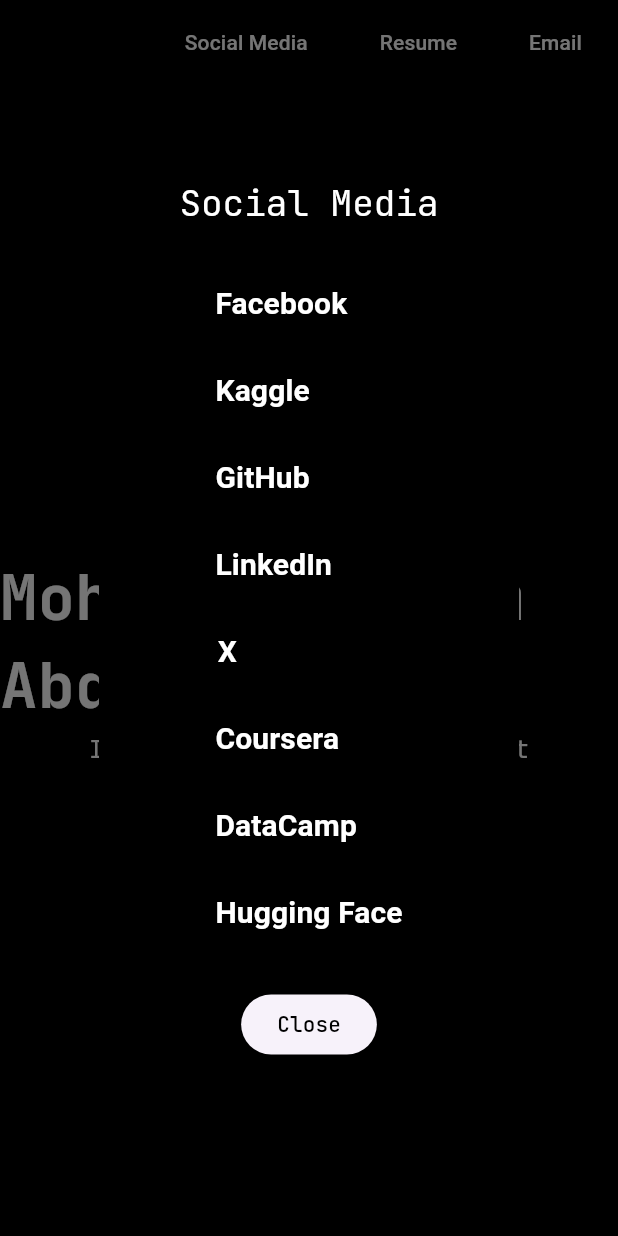
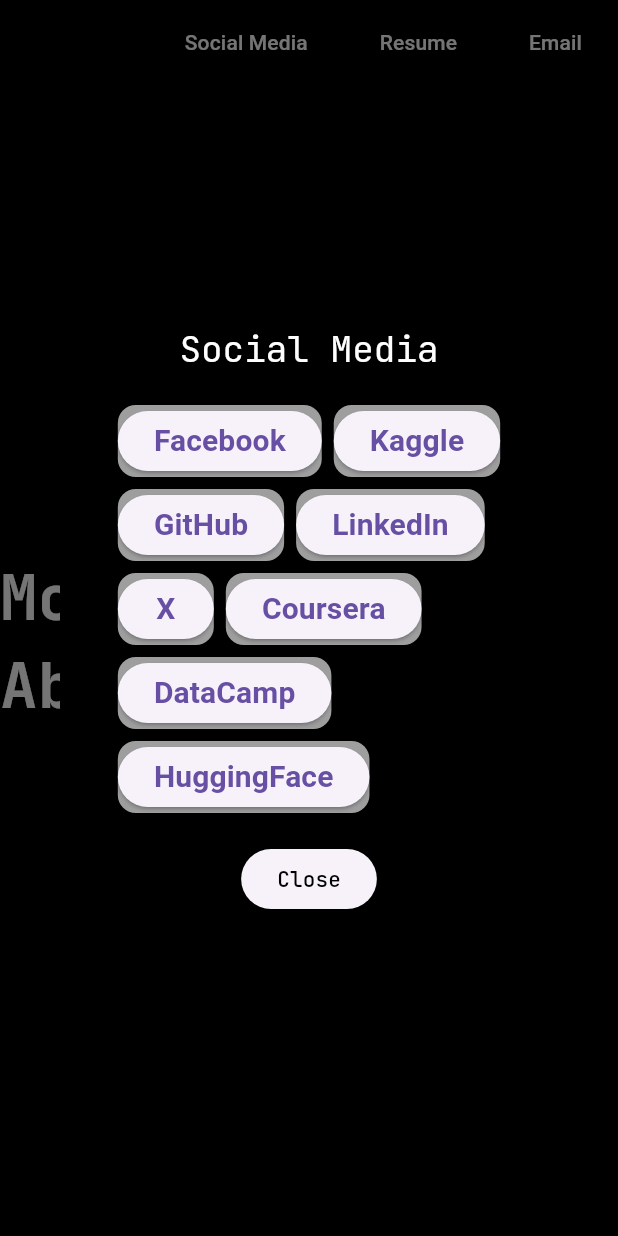
Before and after one commit to MH0386/MH0386.github.io, a Flutter app: the screen it shows after launch, after a tap on "Social Media", on a phone screen of 412 x 824 dp. Run offline on Flutter 3.47's test engine with Material 3 defaults, Android fonts, the light colour scheme and no system bars; drawn by our look-alikes of flutter_animate; our stand-ins replace font_awesome_flutter, get, google_fonts; missing offline and left inert: syncfusion_flutter_pdfviewer.

Commit message:
change effect

```diff
--- a/lib/Pages/home.dart
+++ b/lib/Pages/home.dart
@@ -1,10 +1,10 @@
+import 'package:flutter/material.dart';
+import 'package:flutter_animate/flutter_animate.dart';
+import 'package:get/get.dart';
+import 'package:google_fonts/google_fonts.dart';
 import 'package:mh0386/Pages/resume.dart';
 import 'package:mh0386/controller.dart';
-import 'package:flutter/material.dart';
-import 'package:get/get.dart';
-import 'package:google_fonts/google_fonts.dart';
 import 'package:url_launcher/link.dart';
-import 'package:flutter_animate/flutter_animate.dart';
 
 class Home extends StatelessWidget {
   const Home({super.key});
@@ -30,7 +30,7 @@
                 title: textController.socialMediaTitle.value,
                 titlePadding: const EdgeInsets.all(10),
                 content: Wrap(
-                  direction: Axis.vertical,
+                  // direction: Axis.vertical,
                   children: [
                     const SizedBox(height: 10),
                     Link(
@@ -38,11 +38,9 @@
                       uri: Uri.parse(
                         'https://www.facebook.com/Mohamed.Hisham.Abdelzaher',
                       ),
-                      builder: (context, followLink) => ElevatedButton(
-                        style: ElevatedButton.styleFrom(
-                          foregroundColor: Colors.white,
-                          backgroundColor: Colors.black,
-                        ),
+                      builder: (context, followLink) => Card(
+                        color: Colors.grey,
+                        child: ElevatedButton(
                           onPressed: followLink,
                           child: const Text(
                             'Facebook',
@@ -53,17 +51,16 @@
                           ),
                         ),
                       ),
+                    ),
                     const SizedBox(height: 10),
                     Link(
                       target: LinkTarget.blank,
                       uri: Uri.parse(
                         'https://www.Kaggle.com/MH0386',
                       ),
-                      builder: (context, followLink) => ElevatedButton(
-                        style: ElevatedButton.styleFrom(
-                          foregroundColor: Colors.white,
-                          backgroundColor: Colors.black,
-                        ),
+                      builder: (context, followLink) => Card(
+                        color: Colors.grey,
+                        child: ElevatedButton(
                           onPressed: followLink,
                           child: const Text(
                             'Kaggle',
@@ -74,17 +71,16 @@
                           ),
                         ),
                       ),
+                    ),
                     const SizedBox(height: 10),
                     Link(
                       target: LinkTarget.blank,
                       uri: Uri.parse(
                         'https://www.GitHub.com/MH0386',
                       ),
-                      builder: (context, followLink) => ElevatedButton(
-                        style: ElevatedButton.styleFrom(
-                          foregroundColor: Colors.white,
-                          backgroundColor: Colors.black,
-                        ),
+                      builder: (context, followLink) => Card(
+                        color: Colors.grey,
+                        child: ElevatedButton(
                           onPressed: followLink,
                           child: const Text(
                             'GitHub',
@@ -95,17 +91,16 @@
                           ),
                         ),
                       ),
+                    ),
                     const SizedBox(height: 10),
                     Link(
                       target: LinkTarget.blank,
                       uri: Uri.parse(
                         'https://www.LinkedIn.com/in/MH0386',
                       ),
-                      builder: (context, followLink) => ElevatedButton(
-                        style: ElevatedButton.styleFrom(
-                          foregroundColor: Colors.white,
-                          backgroundColor: Colors.black,
-                        ),
+                      builder: (context, followLink) => Card(
+                        color: Colors.grey,
+                        child: ElevatedButton(
                           onPressed: followLink,
                           child: const Text(
                             'LinkedIn',
@@ -116,17 +111,16 @@
                           ),
                         ),
                       ),
+                    ),
                     const SizedBox(height: 10),
                     Link(
                       target: LinkTarget.blank,
                       uri: Uri.parse(
                         'https://www.x.com/MH0386',
                       ),
-                      builder: (context, followLink) => ElevatedButton(
-                        style: ElevatedButton.styleFrom(
-                          foregroundColor: Colors.white,
-                          backgroundColor: Colors.black,
-                        ),
+                      builder: (context, followLink) => Card(
+                        color: Colors.grey,
+                        child: ElevatedButton(
                           onPressed: followLink,
                           child: const Text(
                             'X',
@@ -137,17 +131,16 @@
                           ),
                         ),
                       ),
+                    ),
                     const SizedBox(height: 10),
                     Link(
                       target: LinkTarget.blank,
                       uri: Uri.parse(
                         'https://www.Coursera.org/user/985b071f3a43961f7fc46f8061c7377e',
                       ),
-                      builder: (context, followLink) => ElevatedButton(
-                        style: ElevatedButton.styleFrom(
-                          foregroundColor: Colors.white,
-                          backgroundColor: Colors.black,
-                        ),
+                      builder: (context, followLink) => Card(
+                        color: Colors.grey,
+                        child: ElevatedButton(
                           onPressed: followLink,
                           child: const Text(
                             'Coursera',
@@ -158,17 +151,16 @@
                           ),
                         ),
                       ),
+                    ),
                     const SizedBox(height: 10),
                     Link(
                       target: LinkTarget.blank,
                       uri: Uri.parse(
                         'https://www.datacamp.com/profile/MH0386',
                       ),
-                      builder: (context, followLink) => ElevatedButton(
-                        style: ElevatedButton.styleFrom(
-                          foregroundColor: Colors.white,
-                          backgroundColor: Colors.black,
-                        ),
+                      builder: (context, followLink) => Card(
+                        color: Colors.grey,
+                        child: ElevatedButton(
                           onPressed: followLink,
                           child: const Text(
                             'DataCamp',
@@ -179,23 +171,23 @@
                           ),
                         ),
                       ),
+                    ),
                     const SizedBox(height: 10),
                     Link(
                       target: LinkTarget.blank,
                       uri: Uri.parse(
                         'https://www.huggingface.co/MH0386',
                       ),
-                      builder: (context, followLink) => ElevatedButton(
-                        style: ElevatedButton.styleFrom(
-                          foregroundColor: Colors.white,
-                          backgroundColor: Colors.black,
-                        ),
+                      builder: (context, followLink) => Card(
+                        color: Colors.grey,
+                        child: ElevatedButton(
                           onPressed: followLink,
                           child: const Text(
-                          'Hugging Face',
+                            'HuggingFace',
                             style: TextStyle(
                               fontWeight: FontWeight.bold,
                               fontSize: 20,
+                            ),
                           ),
                         ),
                       ),
--- a/lib/controller.dart
+++ b/lib/controller.dart
@@ -1,13 +1,13 @@
+import 'dart:async';
+
 import 'package:get/get.dart';
-import 'dart:async';
 
 class TextController extends GetxController {
   var currentIndex = 0.obs;
   var socialMediaTitle = "Social Media".obs;
   List<String> welcomeTexts = [
     "Welcome to My Portfolio",
-    "I am an Undergraduate Student",
-    "I love coding",
+    "I am AI Engineer",
   ];
 
   @override
```
Also changed, not shown: pubspec.lock. Lines whose indentation alone changed are shown as unchanged.
